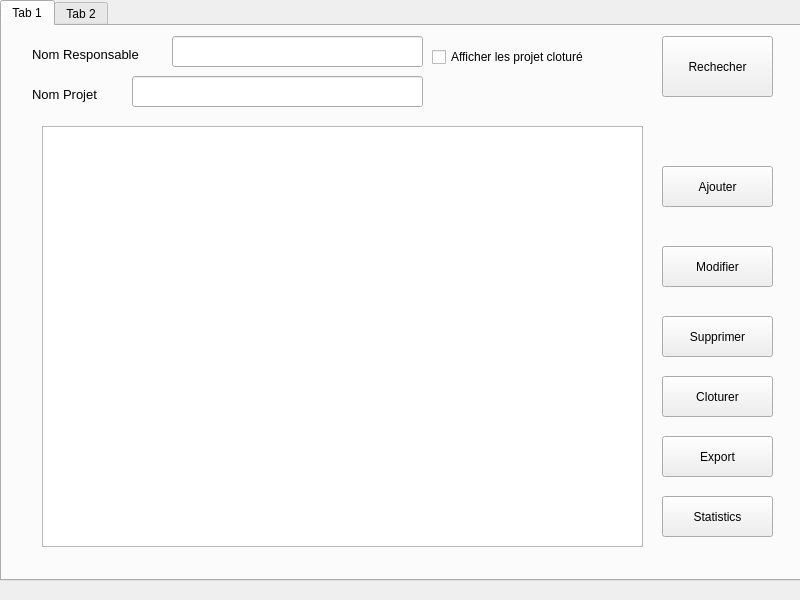
First picture: the form in mainwindow.ui, repository ProjetCPP-S2-2A15/projetcpp2a15-vaccicare, before the edit.
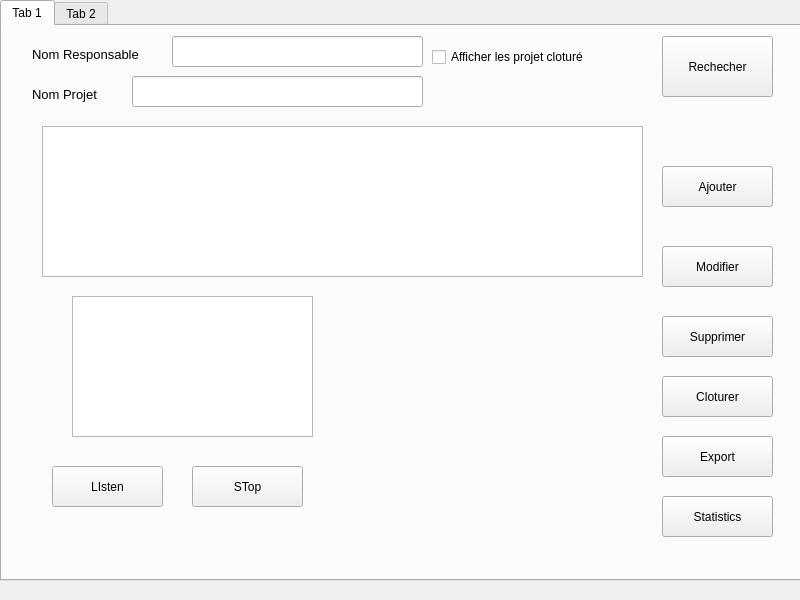
Second picture: the form after the edit.

```diff
--- a/mainwindow.ui
+++ b/mainwindow.ui
@@ -142,7 +142,7 @@
         <x>40</x>
         <y>100</y>
         <width>601</width>
-        <height>421</height>
+        <height>151</height>
        </rect>
       </property>
      </widget>
@@ -200,6 +200,42 @@
        <string>Nom Projet</string>
       </property>
      </widget>
+     <widget class="QPushButton" name="PushButtonListen">
+      <property name="geometry">
+       <rect>
+        <x>50</x>
+        <y>440</y>
+        <width>111</width>
+        <height>41</height>
+       </rect>
+      </property>
+      <property name="text">
+       <string>LIsten</string>
+      </property>
+     </widget>
+     <widget class="QPushButton" name="PushButtonStopListening">
+      <property name="geometry">
+       <rect>
+        <x>190</x>
+        <y>440</y>
+        <width>111</width>
+        <height>41</height>
+       </rect>
+      </property>
+      <property name="text">
+       <string>STop</string>
+      </property>
+     </widget>
+     <widget class="QTextEdit" name="textEdit">
+      <property name="geometry">
+       <rect>
+        <x>70</x>
+        <y>270</y>
+        <width>241</width>
+        <height>141</height>
+       </rect>
+      </property>
+     </widget>
     </widget>
     <widget class="QWidget" name="tab_2">
      <attribute name="title">
```
